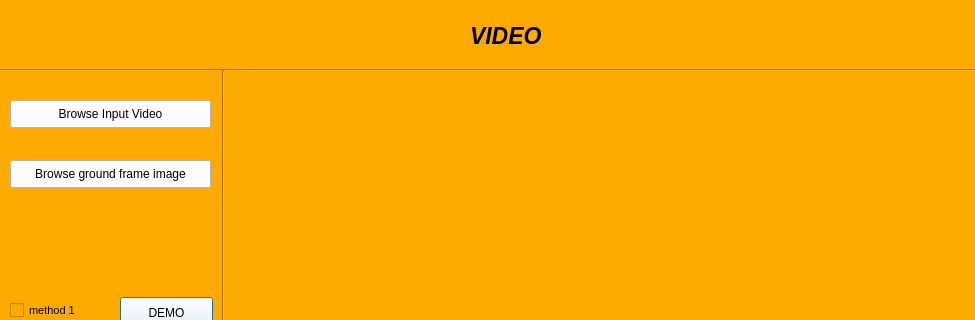
Above: 1.ui from vikhil0609/video_gui before the change; both pictures show x 0 to 975 and y 0 to 320 of the 975 by 558 pixel window. Below: the same form after it.
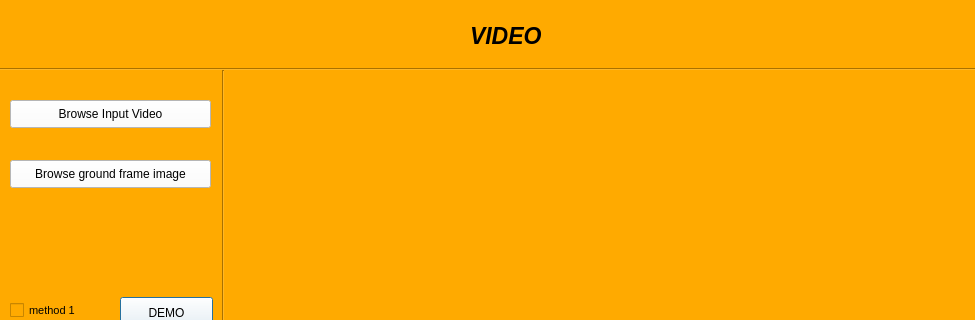
That is the form after the change.

Patch:
```diff
--- a/1.ui
+++ b/1.ui
@@ -116,11 +116,18 @@
    <property name="geometry">
     <rect>
      <x>0</x>
-     <y>60</y>
+     <y>59</y>
      <width>981</width>
-     <height>20</height>
+     <height>21</height>
     </rect>
    </property>
+   <property name="font">
+    <font>
+     <pointsize>7</pointsize>
+     <weight>50</weight>
+     <bold>false</bold>
+    </font>
+   </property>
    <property name="orientation">
     <enum>Qt::Horizontal</enum>
    </property>
```
Left out of the diff: 9 changed lines with no effect on the pictures.
